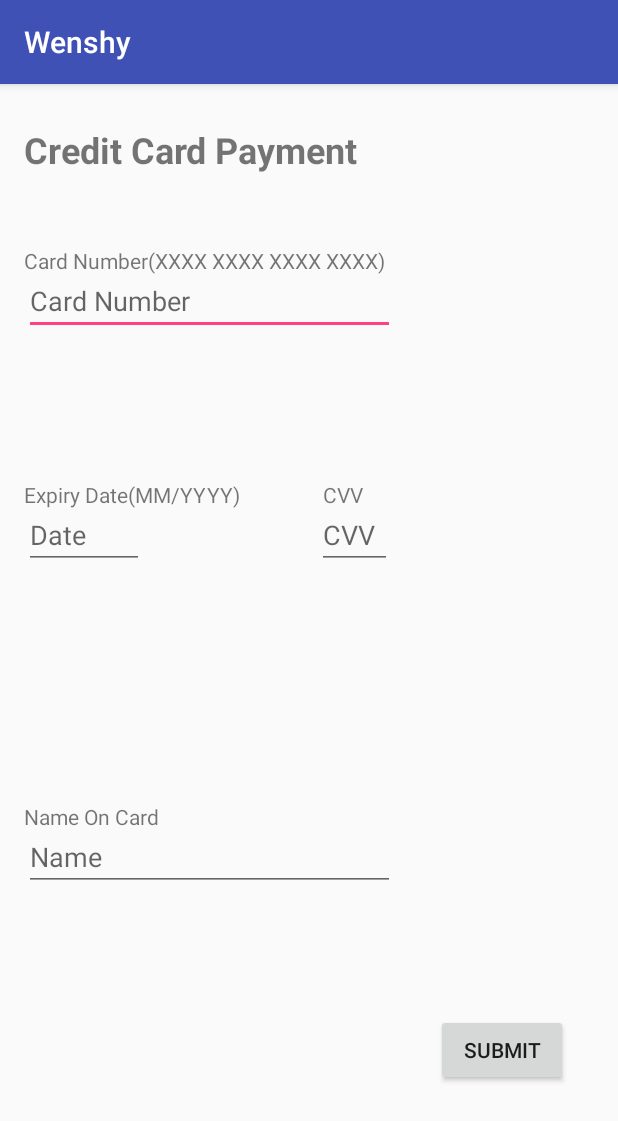
After one commit to michaelanis14/wenshi, an Android app: the CreditCardEntry screen opened directly, with no data from a screen before it, on a phone screen of 412 x 824 dp. The commit adds this screen. Shown: the top 1121 px of the screen. Run offline under Robolectric (Android 15) with nearby library versions, the phone set to English and light mode, and no system bars.

Commit message:
Credit Card Payment
Credit Card form and validations

```diff
--- a/app/src/main/AndroidManifest.xml
+++ b/app/src/main/AndroidManifest.xml
@@ -16,6 +16,7 @@
                 <category android:name="android.intent.category.LAUNCHER" />
             </intent-filter>
         </activity>
+        <activity android:label="@string/app_name" android:name=".CreditCardEntry"/>
 
     </application>
 
--- /dev/null
+++ b/app/src/main/java/michaelabadir/wenshy/CreditCardEntry.java
@@ -0,0 +1,124 @@
+package michaelabadir.wenshy;
+
+import android.support.v7.app.AppCompatActivity;
+import android.os.Bundle;
+import android.text.Editable;
+import android.text.TextUtils;
+import android.text.TextWatcher;
+import android.view.View;
+import android.widget.Button;
+import android.widget.EditText;
+import android.widget.RadioButton;
+import android.widget.TextView;
+import android.widget.Toast;
+
+public class CreditCardEntry extends AppCompatActivity {
+
+    private static final char space = ' ';
+    private static final char slash = '/';
+    EditText cardNumber, expDate, cvv, name;
+    Button submit;
+
+    @Override
+    protected void onCreate(Bundle savedInstanceState) {
+        super.onCreate(savedInstanceState);
+        setContentView(R.layout.activity_credit_card_entry);
+        cardNumber = (EditText) findViewById(R.id.editText_CC_page_card_number);
+        expDate = (EditText) findViewById(R.id.editText_CC_page_card_date);
+        cvv = (EditText) findViewById(R.id.editText_CC_page_card_cvv);
+        name = (EditText) findViewById(R.id.editText_CC_page_card_name);
+        submit = (Button) findViewById(R.id.button_add_card);
+        cardNumber.addTextChangedListener(new cardWatch());
+        expDate.addTextChangedListener(new dateWatch());
+
+        addListenerOnButton();
+
+    }
+
+
+    public void addListenerOnButton() {
+
+
+        submit = (Button) findViewById(R.id.button_add_card);
+
+        submit.setOnClickListener(new View.OnClickListener() {
+
+            @Override
+            public void onClick(View v) {
+                Toast.makeText(CreditCardEntry.this, cardNumber.getText(), Toast.LENGTH_SHORT).show();
+                Toast.makeText(CreditCardEntry.this, expDate.getText(), Toast.LENGTH_SHORT).show();
+                Toast.makeText(CreditCardEntry.this, cvv.getText(), Toast.LENGTH_SHORT).show();
+                Toast.makeText(CreditCardEntry.this, name.getText(), Toast.LENGTH_SHORT).show();
+            }
+
+        });
+
+    }
+
+
+
+    class cardWatch implements TextWatcher  {
+
+        @Override
+        public void onTextChanged(CharSequence s, int start, int before, int count) {
+        }
+
+        @Override
+        public void beforeTextChanged(CharSequence s, int start, int count, int after) {
+        }
+
+        @Override
+        public void afterTextChanged(Editable s) {
+            // Remove spacing char
+            if (s.length() > 0 && (s.length() % 5) == 0) {
+                char c = s.charAt(s.length() - 1);
+                if (space == c) {
+                    s.delete(s.length() - 1, s.length());
+                }
+            }
+            // Insert char where needed.
+            if (s.length() > 0 && (s.length() % 5) == 0) {
+                char c = s.charAt(s.length() - 1);
+                // Only if its a digit where there should be a space we insert a space
+                if (Character.isDigit(c) && TextUtils.split(s.toString(), String.valueOf(space)).length <= 3) {
+                    s.insert(s.length() - 1, String.valueOf(space));
+                }
+            }
+        }
+
+    }
+
+
+    class dateWatch implements TextWatcher  {
+
+        @Override
+        public void beforeTextChanged(CharSequence charSequence, int i, int i1, int i2) {
+
+        }
+
+        @Override
+        public void onTextChanged(CharSequence charSequence, int i, int i1, int i2) {
+
+        }
+
+        @Override
+        public void afterTextChanged(Editable s) {
+            // Remove slash
+            if (s.length() > 0 && (s.length() % 3) == 0) {
+                final char c = s.charAt(s.length() - 1);
+                if (slash == c) {
+                    s.delete(s.length() - 1, s.length());
+                }
+            }
+            // Insert slash
+            if (s.length() > 0 && (s.length() % 3) == 0) {
+                char c = s.charAt(s.length() - 1);
+                // Only if its a digit where there should be a slash we insert a slash
+                if (Character.isDigit(c) && TextUtils.split(s.toString(), String.valueOf(slash)).length <= 1) {
+                    s.insert(s.length() - 1, String.valueOf(slash));
+                }
+            }
+
+        }
+    }
+}
--- a/app/src/main/java/michaelabadir/wenshy/PaymentOptions.java
+++ b/app/src/main/java/michaelabadir/wenshy/PaymentOptions.java
@@ -1,5 +1,6 @@
 package michaelabadir.wenshy;
 
+import android.content.Intent;
 import android.os.Bundle;
 import android.support.v7.app.AppCompatActivity;
 import android.view.View;
@@ -13,7 +14,7 @@ import android.widget.Toast;
 public class PaymentOptions extends AppCompatActivity {
 
     private RadioGroup radioGroup;
-    private RadioButton radioButton;
+    private RadioButton radioButton, rb1, rb2;
     private Button btnDisplay;
     private TextView resultText;
 
@@ -33,16 +34,27 @@ public class PaymentOptions extends AppCompatActivity {
 
         btnDisplay = (Button) findViewById(R.id.button_payment_submit);
 
+        rb1 = findViewById(R.id.radioButton_payment_cash);
+        rb2 = findViewById(R.id.radioButton_payment_credit);
+
+
+
         btnDisplay.setOnClickListener(new OnClickListener() {
 
             @Override
             public void onClick(View v) {
-                int selectedId = radioGroup.getCheckedRadioButtonId();
-                radioButton = (RadioButton) findViewById(selectedId);
-             //   Toast.makeText(PaymentOptions.this,
-             //           "Hello From the other sideeee!!!", Toast.LENGTH_SHORT).show();
-                resultText = (TextView)findViewById(R.id.textView_payment_result);
-                resultText.setText(radioButton.getText());
+             //   int selectedId = radioGroup.getCheckedRadioButtonId();
+             //   radioButton = (RadioButton) findViewById(selectedId);
+             //   Toast.makeText(PaymentOptions.this, "Hello From the other sideeee!!!", Toast.LENGTH_SHORT).show();
+                if(rb1.isChecked()) {
+                    resultText = (TextView) findViewById(R.id.textView_payment_result);
+                    resultText.setText(rb1.getText());
+                }
+                else    {
+                    Intent ccEntry = new Intent(getApplicationContext(), CreditCardEntry.class);
+                    startActivityForResult(ccEntry, 0);
+
+                }
             }
 
         });
--- /dev/null
+++ b/app/src/main/res/layout/activity_credit_card_entry.xml
@@ -0,0 +1,121 @@
+<?xml version="1.0" encoding="utf-8"?>
+<android.support.constraint.ConstraintLayout xmlns:android="http://schemas.android.com/apk/res/android"
+    xmlns:app="http://schemas.android.com/apk/res-auto"
+    xmlns:tools="http://schemas.android.com/tools"
+    android:layout_width="match_parent"
+    android:layout_height="match_parent"
+    tools:context="michaelabadir.wenshy.CreditCardEntry">
+
+    <TextView
+        android:id="@+id/textView_CC_page_label"
+        android:layout_width="wrap_content"
+        android:layout_height="wrap_content"
+        android:layout_marginStart="16dp"
+        android:layout_marginTop="27dp"
+        android:text="@string/textView_CC_page_label"
+        android:textSize="24sp"
+        android:textStyle="bold"
+        app:layout_constraintStart_toStartOf="parent"
+        app:layout_constraintTop_toTopOf="parent" />
+
+    <TextView
+        android:id="@+id/textView_CC_page_card_number"
+        android:layout_width="wrap_content"
+        android:layout_height="wrap_content"
+        android:layout_marginStart="16dp"
+        android:layout_marginTop="108dp"
+        android:text="@string/textView_CC_page_card_number"
+        app:layout_constraintStart_toStartOf="parent"
+        app:layout_constraintTop_toTopOf="parent" />
+
+    <TextView
+        android:id="@+id/textView_CC_page_card_date"
+        android:layout_width="wrap_content"
+        android:layout_height="wrap_content"
+        android:layout_marginStart="16dp"
+        android:text="@string/textView_CC_page_card_date"
+        app:layout_constraintBottom_toBottomOf="parent"
+        app:layout_constraintStart_toStartOf="parent"
+        app:layout_constraintTop_toTopOf="parent"
+        app:layout_constraintVertical_bias="0.353" />
+
+    <TextView
+        android:id="@+id/textView_CC_page_card_cvv"
+        android:layout_width="wrap_content"
+        android:layout_height="wrap_content"
+        android:layout_marginStart="55dp"
+        android:text="@string/textView_CC_page_card_cvv"
+        app:layout_constraintBaseline_toBaselineOf="@+id/textView_CC_page_card_date"
+        app:layout_constraintStart_toEndOf="@+id/textView_CC_page_card_date" />
+
+    <TextView
+        android:id="@+id/textView_CC_page_card_name"
+        android:layout_width="wrap_content"
+        android:layout_height="wrap_content"
+        android:layout_marginBottom="270dp"
+        android:layout_marginStart="16dp"
+        android:text="@string/textView_CC_page_card_name"
+        app:layout_constraintBottom_toBottomOf="parent"
+        app:layout_constraintStart_toStartOf="parent" />
+
+    <EditText
+        android:id="@+id/editText_CC_page_card_number"
+        android:layout_width="247dp"
+        android:layout_height="40dp"
+        android:layout_marginStart="16dp"
+        android:digits="1234567890 "
+        android:ems="10"
+        android:hint="Card Number"
+        android:inputType="phone"
+        android:maxLength="19"
+        app:layout_constraintStart_toStartOf="parent"
+        app:layout_constraintTop_toBottomOf="@+id/textView_CC_page_card_number" />
+
+    <EditText
+        android:id="@+id/editText_CC_page_card_date"
+        android:layout_width="80dp"
+        android:layout_height="40dp"
+        android:layout_marginStart="16dp"
+        android:ems="10"
+        android:hint="Date"
+        android:inputType="phone"
+        android:digits="1234567890/"
+        android:maxLength="7"
+        app:layout_constraintStart_toStartOf="parent"
+        app:layout_constraintTop_toBottomOf="@+id/textView_CC_page_card_date" />
+
+    <EditText
+        android:id="@+id/editText_CC_page_card_cvv"
+        android:layout_width="50dp"
+        android:layout_height="40dp"
+        android:layout_marginStart="115dp"
+        android:ems="10"
+        android:hint="CVV"
+        android:inputType="number"
+        android:maxLength="3"
+        app:layout_constraintStart_toEndOf="@+id/editText_CC_page_card_date"
+        app:layout_constraintTop_toBottomOf="@+id/textView_CC_page_card_cvv" />
+
+    <EditText
+        android:id="@+id/editText_CC_page_card_name"
+        android:layout_width="247dp"
+        android:layout_height="40dp"
+        android:layout_marginStart="16dp"
+        android:ems="10"
+        android:hint="Name"
+        android:inputType="textPersonName"
+        app:layout_constraintTop_toBottomOf="@+id/textView_CC_page_card_name"
+        app:layout_constraintStart_toStartOf="parent" />
+
+    <Button
+        android:id="@+id/button_add_card"
+        android:layout_width="wrap_content"
+        android:layout_height="wrap_content"
+        android:layout_marginBottom="100dp"
+        android:layout_marginEnd="33dp"
+        android:text="@string/button_payment_submit"
+        app:layout_constraintBottom_toBottomOf="parent"
+        app:layout_constraintEnd_toEndOf="parent" />
+
+
+</android.support.constraint.ConstraintLayout>
--- a/app/src/main/res/layout/activity_payment_options.xml
+++ b/app/src/main/res/layout/activity_payment_options.xml
@@ -7,12 +7,12 @@
     tools:context="michaelabadir.wenshy.PaymentOptions">
 
     <TextView
-        android:id="@+id/label_payment"
+        android:id="@+id/textView_payment"
         android:layout_width="wrap_content"
         android:layout_height="wrap_content"
         android:layout_marginStart="16dp"
         android:layout_marginTop="16dp"
-        android:text="@string/textView_payment"
+        android:text="@string/textView_payment_page_label"
         android:textSize="24sp"
         android:textStyle="bold"
         app:layout_constraintStart_toStartOf="parent"
--- a/app/src/main/res/values/strings.xml
+++ b/app/src/main/res/values/strings.xml
@@ -1,9 +1,14 @@
 <resources>
     <string name="app_name">Wenshy</string>
     <string name="button_call">Call</string>
-    <string name="textView_payment">Payment Options</string>
+    <string name="textView_payment_page_label">Payment Options</string>
     <string name="radioButton_payment_cash">Cash</string>
     <string name="radioButton_payment_credit">Credit Card</string>
     <string name="button_payment_submit">Submit</string>
+    <string name="textView_CC_page_label">Credit Card Payment</string>
+    <string name="textView_CC_page_card_number">Card Number(XXXX XXXX XXXX XXXX)</string>
+    <string name="textView_CC_page_card_date">Expiry Date(MM/YYYY)</string>
+    <string name="textView_CC_page_card_cvv">CVV</string>
+    <string name="textView_CC_page_card_name">Name On Card</string>
 
 </resources>
```
